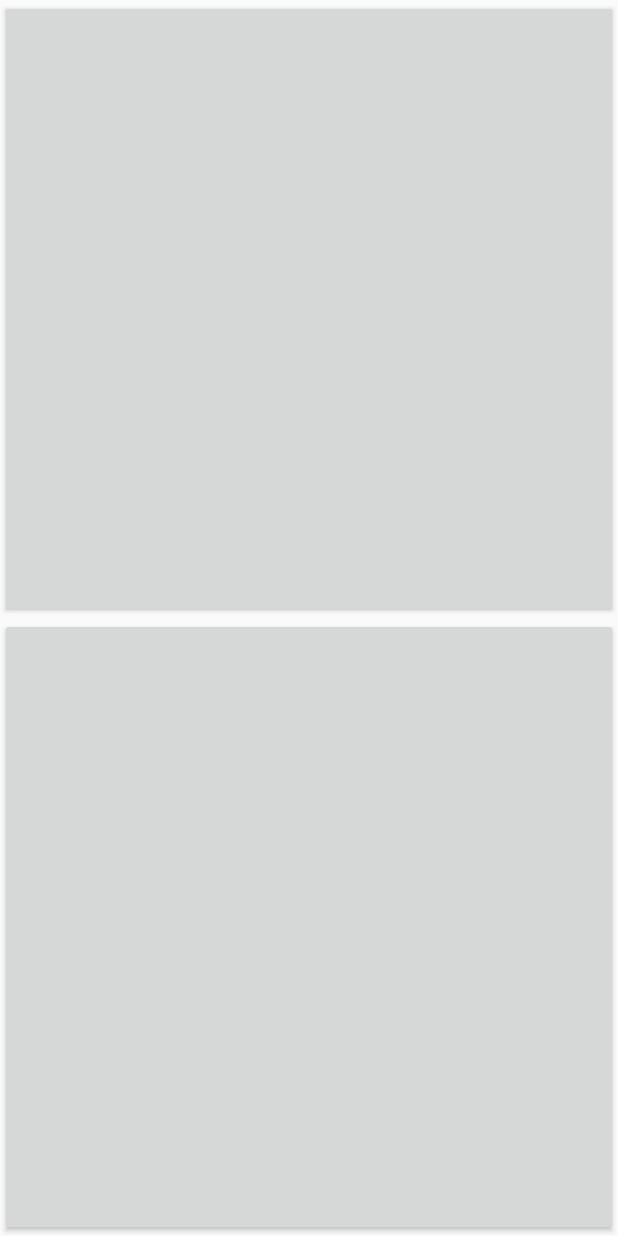
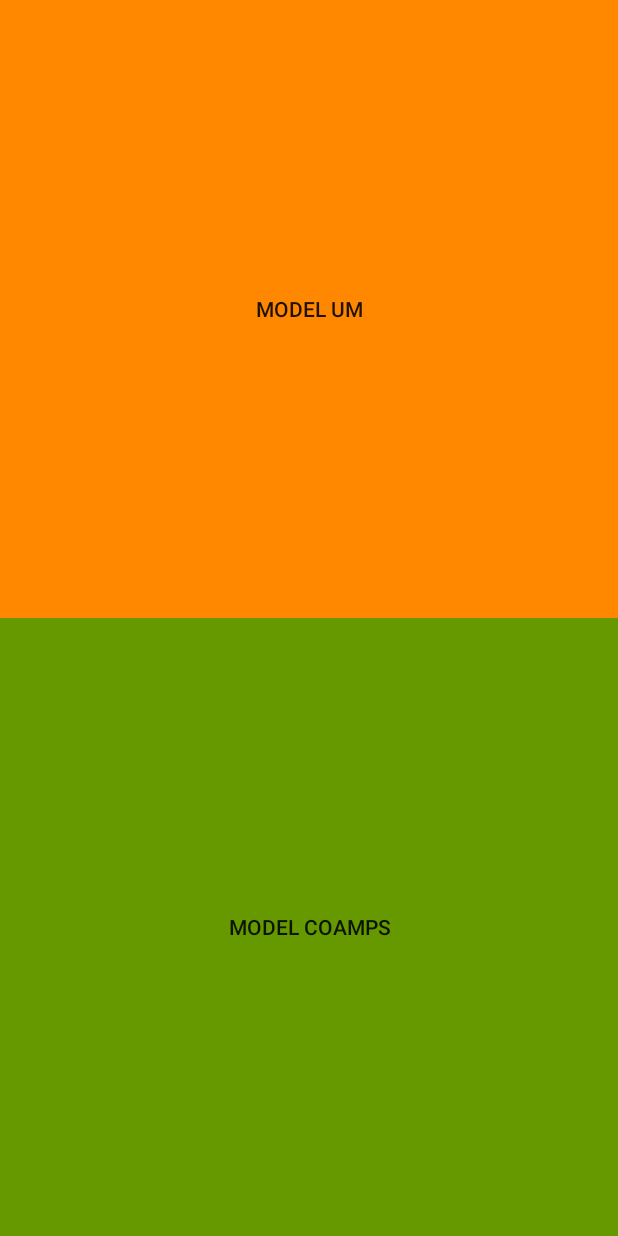
Before and after one commit to PeteTheMagician/Pogoda-Meteo, an Android app: the layout fragment_grid_selector.xml on its own in the app's theme, with its tools: preview values and no code run, on a phone screen of 412 x 824 dp. Run offline under Robolectric (Android 15) with nearby library versions, the phone set to English and light mode, and no system bars.

```diff
--- a/app/src/main/res/layout/fragment_grid_selector.xml
+++ b/app/src/main/res/layout/fragment_grid_selector.xml
@@ -9,12 +9,16 @@
         android:id="@+id/button_grid_um"
         android:layout_width="match_parent"
         android:layout_height="0dp"
-        android:layout_weight="1"/>
+        android:layout_weight="1"
+        android:background="@color/darkorange"
+        android:text="Model UM"/>
 
     <Button
         android:id="@+id/button_grid_coamps"
         android:layout_width="match_parent"
         android:layout_height="0dp"
-        android:layout_weight="1"/>
+        android:layout_weight="1"
+        android:background="@color/darkgreen"
+        android:text="Model COAMPS"/>
 
 </LinearLayout>
```
